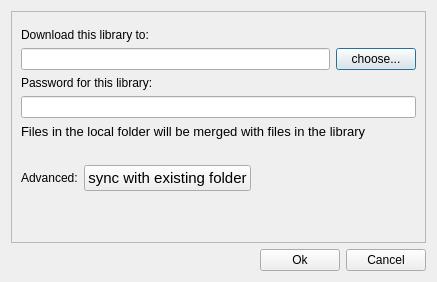
The window that ui/download-repo-dialog.ui (haiwen/seafile-client) describes before a commit, drawn with Qt 5.
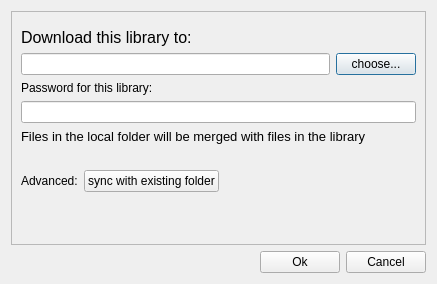
The same window after the commit.

What changed in the file:
```diff
--- a/ui/download-repo-dialog.ui
+++ b/ui/download-repo-dialog.ui
@@ -7,7 +7,7 @@
     <x>0</x>
     <y>0</y>
     <width>437</width>
-    <height>282</height>
+    <height>284</height>
    </rect>
   </property>
   <property name="windowTitle">
@@ -47,6 +47,11 @@
        <layout class="QVBoxLayout" name="verticalLayout">
         <item>
          <widget class="QLabel" name="mDownloadLabel">
+          <property name="font">
+           <font>
+            <pointsize>12</pointsize>
+           </font>
+          </property>
           <property name="frameShadow">
            <enum>QFrame::Plain</enum>
           </property>
@@ -167,11 +172,6 @@
          </item>
          <item>
           <widget class="QPushButton" name="mSwitchToSyncBtn">
-           <property name="font">
-            <font>
-             <pointsize>11</pointsize>
-            </font>
-           </property>
            <property name="cursor">
             <cursorShape>PointingHandCursor</cursorShape>
            </property>
```
